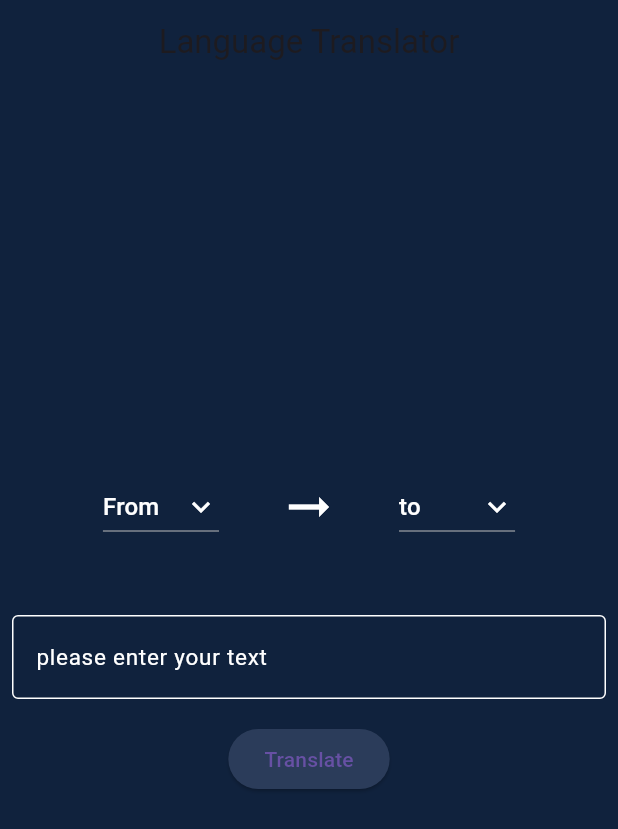
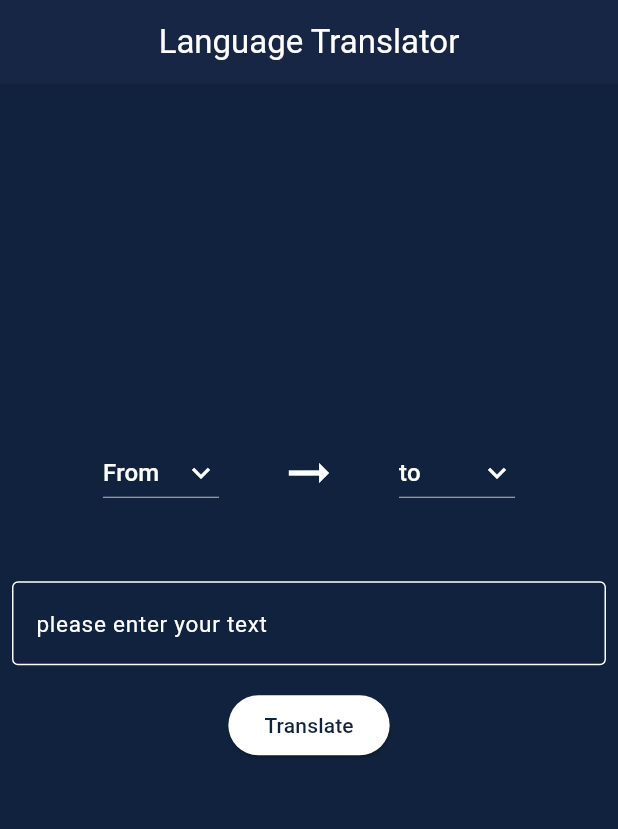
Before and after one commit to Abhay7592/language_translator_app, a Flutter app: the screen it shows after launch, on a phone screen of 412 x 824 dp. Shown: the top 829 px of the screen. Run offline on Flutter 3.47's test engine with Material 3 defaults, Android fonts, the phone set to English and light mode, and no system bars; missing offline and left inert: translator.

Commit message:
changes to the UI of the app

```diff
--- a/lib/language_translator.dart
+++ b/lib/language_translator.dart
@@ -45,19 +45,21 @@ class _LanguageTranslationPageState extends State<LanguageTranslationPage> {
   @override
   Widget build(BuildContext context) {
     return Scaffold(
+
+
       backgroundColor: Color(0xff10223d),
       appBar: AppBar(
-        title: Text("Language Translator"),
+        title: Text("Language Translator",style: TextStyle(color: Colors.white),),
         centerTitle: true,
         backgroundColor: Color(0xff10223d),
-        elevation: 0,
+        elevation: 4,
       ),
       body: Center(
         child: SingleChildScrollView(
           child: Column(
             children: [
               SizedBox(
-                height: 50,
+                height: 5,
               ),
               Row(
                 mainAxisAlignment: MainAxisAlignment.center,
@@ -158,8 +160,11 @@ class _LanguageTranslationPageState extends State<LanguageTranslationPage> {
               Padding(
                 padding: const EdgeInsets.all(8.0),
                 child: ElevatedButton(
+
                     style: ElevatedButton.styleFrom(
-                        backgroundColor: Color(0xff2b3c5a)),
+                        backgroundColor: Colors.white,
+                    foregroundColor: Color(0xff10223d)),
+
                     onPressed: () {
                       translate(
                           getLanguageCode(originalLanguage),
```
